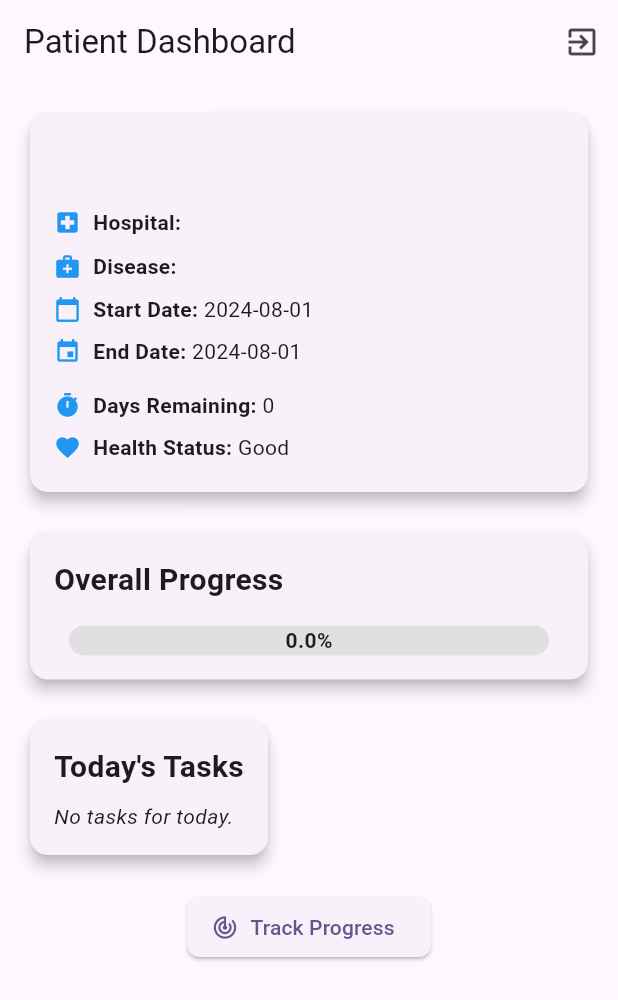
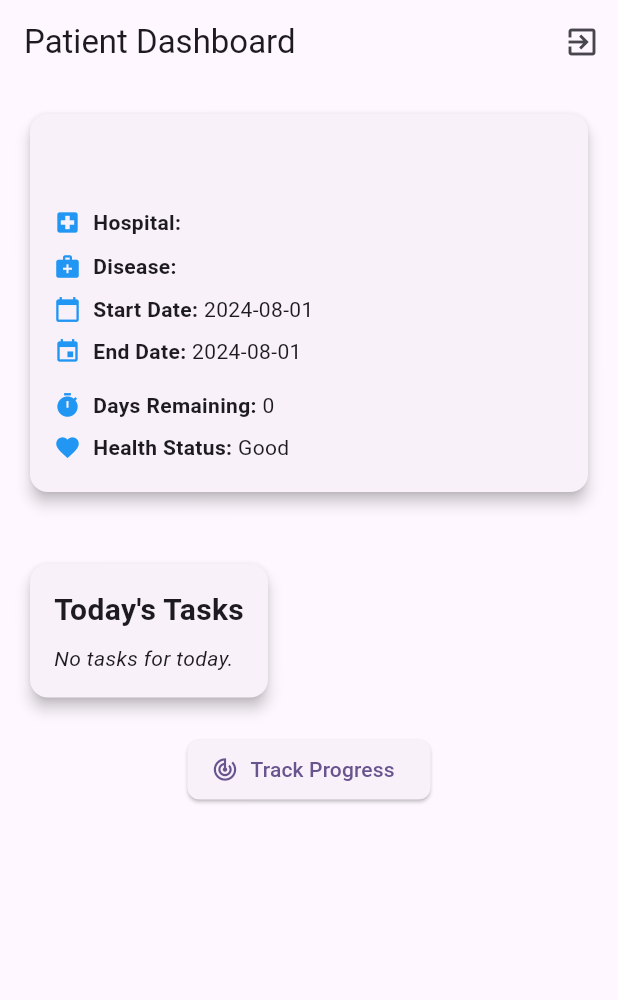
Before and after one commit to Pushpendra1001/surgery_recovery_tracker, a Flutter app: the PatientDashboard screen opened directly, on a phone screen of 412 x 824 dp. Shown: the top 1000 px of the screen. Run offline on Flutter 3.47's test engine with Material 3 defaults, Android fonts, the light colour scheme and no system bars; drawn by our look-alikes of percent_indicator; our stand-ins replace cloud_firestore, firebase_auth, firebase_core, fl_chart; accounts and stored records are empty; network calls fail; statements that could not run were skipped.

Commit message:
complete patient dashboard

```diff
--- a/lib/src/screens/patient/patient_dashboard.dart
+++ b/lib/src/screens/patient/patient_dashboard.dart
@@ -120,7 +120,7 @@ class _PatientDashboardState extends State<PatientDashboard> {
               children: [
                 _buildPatientInfoCard(),
                 SizedBox(height: 20),
-                _buildProgressIndicator(),
+                // _buildProgressIndicator(),
                 SizedBox(height: 20),
                 _buildTodaysTasks(),
                 SizedBox(height: 20),
@@ -174,37 +174,45 @@ class _PatientDashboardState extends State<PatientDashboard> {
     );
   }
 
-  Widget _buildProgressIndicator() {
-    return Card(
-      elevation: 4,
-      shape: RoundedRectangleBorder(borderRadius: BorderRadius.circular(12)),
-      child: Padding(
-        padding: const EdgeInsets.all(16.0),
-        child: Column(
-          crossAxisAlignment: CrossAxisAlignment.start,
-          children: [
-            Text(
-              'Overall Progress',
-              style: TextStyle(fontSize: 20, fontWeight: FontWeight.bold),
-            ),
-            SizedBox(height: 16),
-            LinearPercentIndicator(
-              lineHeight: 20.0,
-              percent: healingPercentage,
-              center: Text(
-                '${(healingPercentage * 100).toStringAsFixed(1)}%',
-                style: TextStyle(fontWeight: FontWeight.bold),
-              ),
-              backgroundColor: Colors.grey[300],
-              progressColor: Colors.blue,
-              animation: true,
-              animationDuration: 1000,
-              barRadius: Radius.circular(10),
-            ),
-          ],
-        ),
-      ),
-    );
+  // Widget _buildProgressIndicator() {
+  //   return Card(
+  //     elevation: 4,
+  //     shape: RoundedRectangleBorder(borderRadius: BorderRadius.circular(12)),
+  //     child: Padding(
+  //       padding: const EdgeInsets.all(16.0),
+  //       child: Column(
+  //         crossAxisAlignment: CrossAxisAlignment.start,
+  //         children: [
+  //           Text(
+  //             'Overall Progress',
+  //             style: TextStyle(fontSize: 20, fontWeight: FontWeight.bold),
+  //           ),
+  //           SizedBox(height: 16),
+  //           LinearPercentIndicator(
+  //             lineHeight: 20.0,
+  //             percent: healingPercentage,
+  //             center: Text(
+  //               '${(healingPercentage * 100).toStringAsFixed(1)}%',
+  //               style: TextStyle(fontWeight: FontWeight.bold),
+  //             ),
+  //             backgroundColor: Colors.grey[300],
+  //             progressColor: Colors.blue,
+  //             animation: true,
+  //             animationDuration: 1000,
+  //             barRadius: Radius.circular(10),
+  //           ),
+  //         ],
+  //       ),
+  //     ),
+  //   );
+  // }
+
+    double calculateCompletionPercentage(List<Map<String, dynamic>> tasks) {
+    if (tasks.isEmpty) return 0.0;
+
+    double completedTasks = tasks.where((task) => task['completed'] == true).length.toDouble();
+    double totalTasks = tasks.length.toDouble();
+    return completedTasks / totalTasks;
   }
 
   Widget _buildTodaysTasks() {
```
Also changed, not shown: lib/src/screens/patient/progress_tracking_screen.dart (+101 -18 lines).
